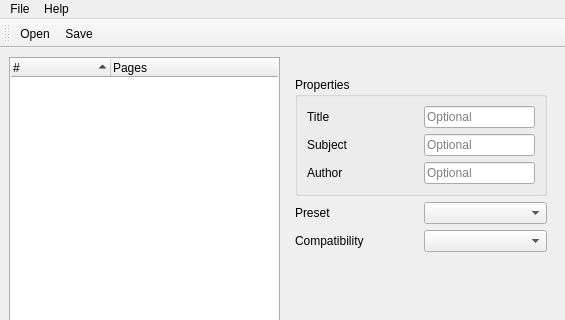
Above: assets/fusepdf.ui from nettstudio/fusepdf before the change; both pictures show x 0 to 565 and y 0 to 320 of the 565 by 555 pixel window. Below: the same form after it.
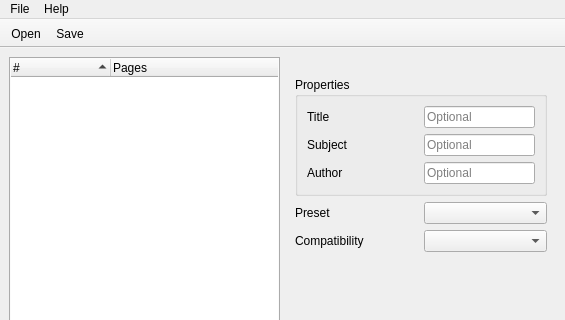
That is the form after the change. Icons and pictures are not drawn. Custom widgets are drawn as their Qt base class.

Commit message: support dark mode + minor ui fixes

```diff
--- a/assets/fusepdf.ui
+++ b/assets/fusepdf.ui
@@ -455,7 +455,7 @@
     <string>Tool Bar</string>
    </property>
    <property name="movable">
-    <bool>true</bool>
+    <bool>false</bool>
    </property>
    <property name="allowedAreas">
     <set>Qt::AllToolBarAreas</set>
```
The commit also changes 3 other files.
